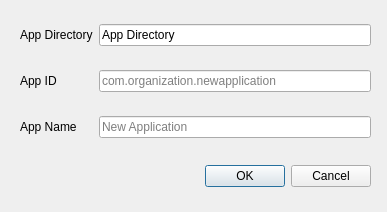
This is tools/debug/NewApplicationDialog.ui in TrickPlay/Trickplay as Qt 5 draws it before an edit. The edited form follows.
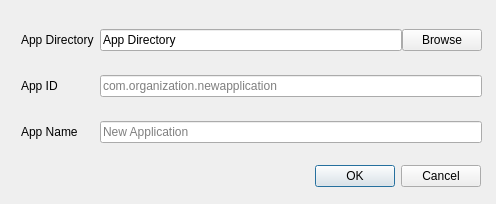
This is the edited form.

The edit to the form file:
```diff
--- a/tools/debug/NewApplicationDialog.ui
+++ b/tools/debug/NewApplicationDialog.ui
@@ -6,8 +6,8 @@
    <rect>
     <x>0</x>
     <y>0</y>
-    <width>387</width>
-    <height>212</height>
+    <width>496</width>
+    <height>204</height>
    </rect>
   </property>
   <property name="windowTitle">
@@ -19,7 +19,7 @@
   <widget class="QDialogButtonBox" name="buttonBox">
    <property name="geometry">
     <rect>
-     <x>30</x>
+     <x>140</x>
      <y>160</y>
      <width>341</width>
      <height>32</height>
@@ -35,15 +35,15 @@
   <widget class="QWidget" name="">
    <property name="geometry">
     <rect>
-     <x>20</x>
-     <y>20</y>
-     <width>351</width>
-     <height>123</height>
+     <x>21</x>
+     <y>21</y>
+     <width>461</width>
+     <height>131</height>
     </rect>
    </property>
    <layout class="QGridLayout" name="gridLayout">
     <property name="verticalSpacing">
-     <number>20</number>
+     <number>16</number>
     </property>
     <item row="0" column="0">
      <widget class="QLabel" name="label">
@@ -53,14 +53,25 @@
      </widget>
     </item>
     <item row="0" column="1">
+     <layout class="QHBoxLayout" name="horizontalLayout">
+      <item>
      <widget class="QLineEdit" name="directory">
       <property name="text">
        <string>App Directory</string>
       </property>
       <property name="readOnly">
-       <bool>true</bool>
-      </property>
-     </widget>
+         <bool>false</bool>
+        </property>
+       </widget>
+      </item>
+      <item>
+       <widget class="QPushButton" name="browse">
+        <property name="text">
+         <string>Browse</string>
+        </property>
+       </widget>
+      </item>
+     </layout>
     </item>
     <item row="1" column="0">
      <widget class="QLabel" name="label_2">
```
Lines whose indentation alone changed are shown as unchanged.
